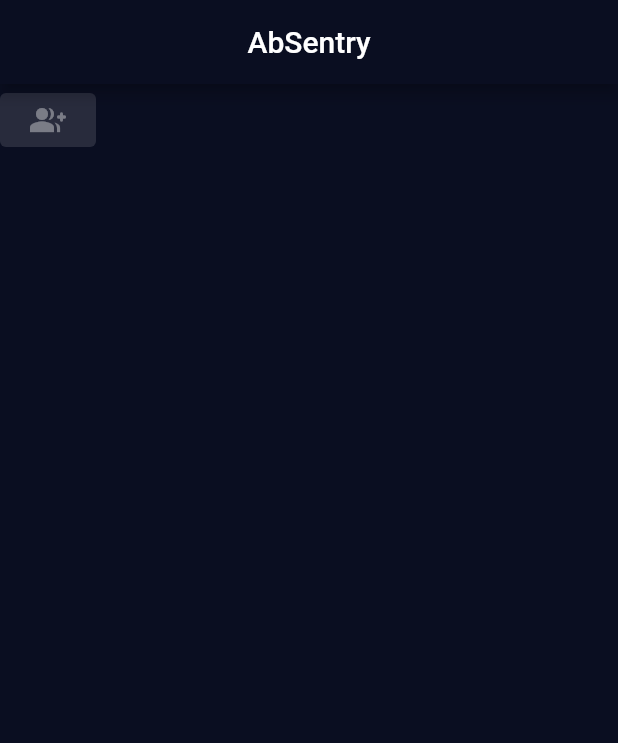
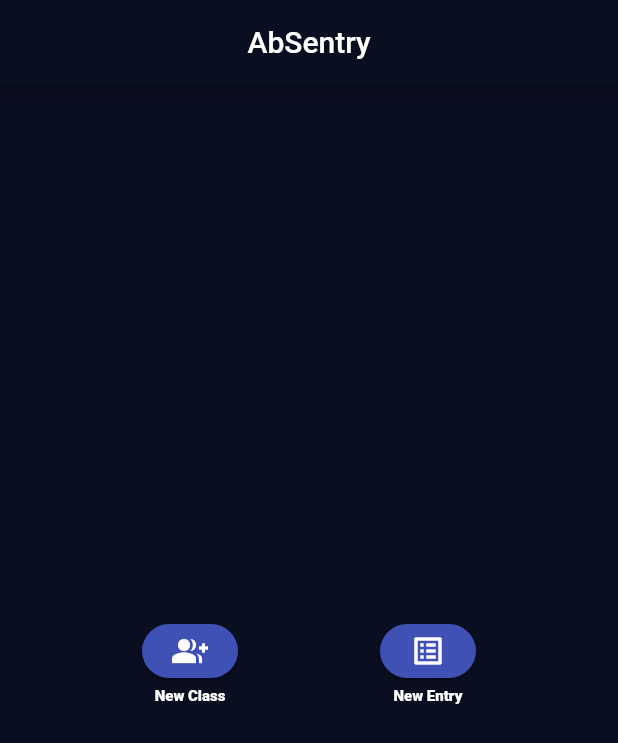
Before and after one commit to Morne-le-Roux/AbSentry, a Flutter app: the screen it shows after launch, on a phone screen of 412 x 824 dp. Shown: the top 743 px of the screen. Run offline on Flutter 3.47's test engine with Material 2 defaults, Android fonts, the phone set to English and light mode, and no system bars.

Commit message:
Changed button functionality and style

```diff
--- a/lib/basicbutton.dart
+++ b/lib/basicbutton.dart
@@ -1,17 +1,33 @@
-// ignore_for_file: prefer_const_constructors
+// ignore_for_file: prefer_const_constructors, use_key_in_widget_constructors, prefer_const_constructors_in_immutables
 
 import 'package:flutter/material.dart';
 
 class BasicButton extends StatelessWidget {
-  const BasicButton({
-    Key? key,
-  }) : super(key: key);
+  final Widget icon;
+  final String text;
+
+  BasicButton({required this.icon, required this.text});
 
   @override
   Widget build(BuildContext context) {
-    return ElevatedButton(
-      onPressed: null,
-      child: Icon(Icons.group_add_rounded),
+    return Column(
+      children: [
+        ElevatedButton(
+          onPressed: () {},
+          style: ElevatedButton.styleFrom(
+              foregroundColor: Colors.white,
+              backgroundColor: Colors.indigo,
+              shape: StadiumBorder()),
+          child: icon,
+        ),
+        Text(
+          text,
+          style: TextStyle(
+            fontSize: 10,
+            fontWeight: FontWeight.w900,
+          ),
+        )
+      ],
     );
   }
 }
--- a/lib/home.dart
+++ b/lib/home.dart
@@ -15,11 +15,16 @@ class HomeScreen extends StatelessWidget {
         ),
       ),
       body: Column(
+        mainAxisAlignment: MainAxisAlignment.spaceEvenly,
         children: [
-          Row(
-            children: [
-              BasicButton(),
-            ],
+          Center(
+            child: Row(
+              mainAxisAlignment: MainAxisAlignment.spaceEvenly,
+              children: [
+                BasicButton(icon: Icon(Icons.group_add), text: "New Class"),
+                BasicButton(icon: Icon(Icons.list_alt), text: "New Entry"),
+              ],
+            ),
           ),
         ],
       ),
```
